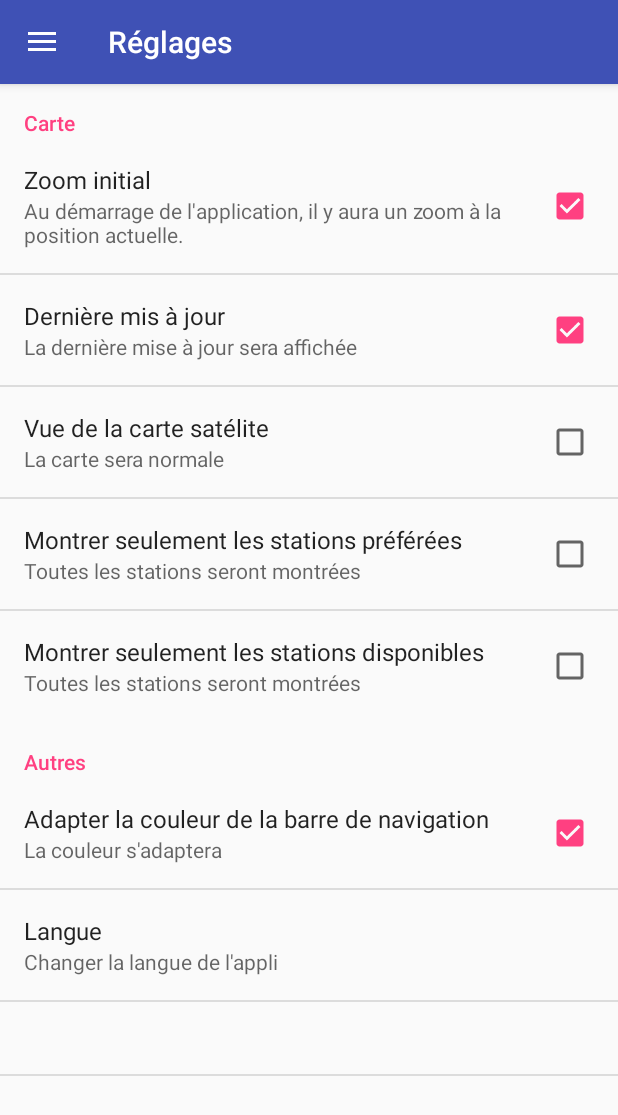
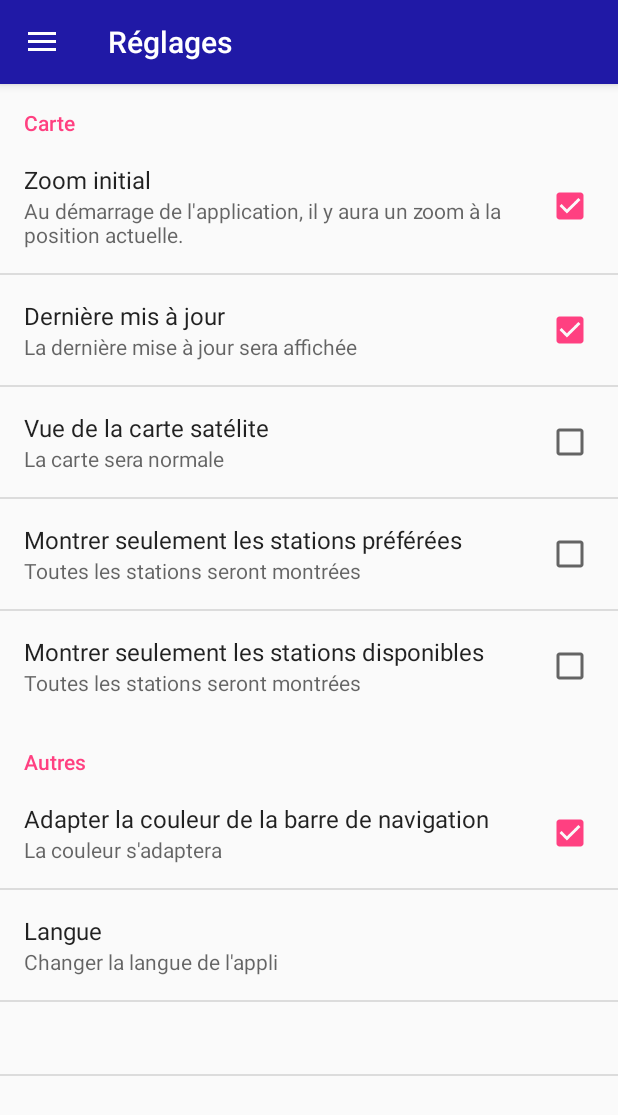
Before and after one commit to systemallica/Velib, an Android app: the screen it shows after launch (MainActivity), in the side drawer, after a tap on "Réglages", on a phone screen of 412 x 824 dp. Shown: the top 1115 px of the screen. Run offline under Robolectric (Android 15) with nearby library versions, the phone set to English and light mode, and no system bars; our stand-ins replace AdMob, ButterKnife; libraries missing offline, so code that uses them is left out: com.example.android, com.google.maps.android; 2 statements that could not run were skipped.

Commit message:
New icon.

```diff
--- a/app/src/main/res/values/colors.xml
+++ b/app/src/main/res/values/colors.xml
@@ -1,7 +1,7 @@
 <?xml version="1.0" encoding="utf-8"?>
 <resources>
-    <color name="colorPrimary">#FF3F51B5</color>
-    <color name="colorPrimaryDark">#303F9F</color>
+    <color name="colorPrimary">#2019A6</color>
+    <color name="colorPrimaryDark">#2019BF</color>
     <color name="colorAccent">#FF4081</color>
     <color name="gray">#444440</color>
     <color name="black">#000000</color>
```
Also changed, not shown: app/src/main/res/mipmap-hdpi/ic_launcher.png, app/src/main/res/mipmap-mdpi/ic_launcher.png, app/src/main/res/mipmap-xhdpi/ic_launcher.png, app/src/main/res/mipmap-xxhdpi/ic_launcher.png, app/src/main/res/mipmap-xxxhdpi/ic_launcher.png, 1 other file.
